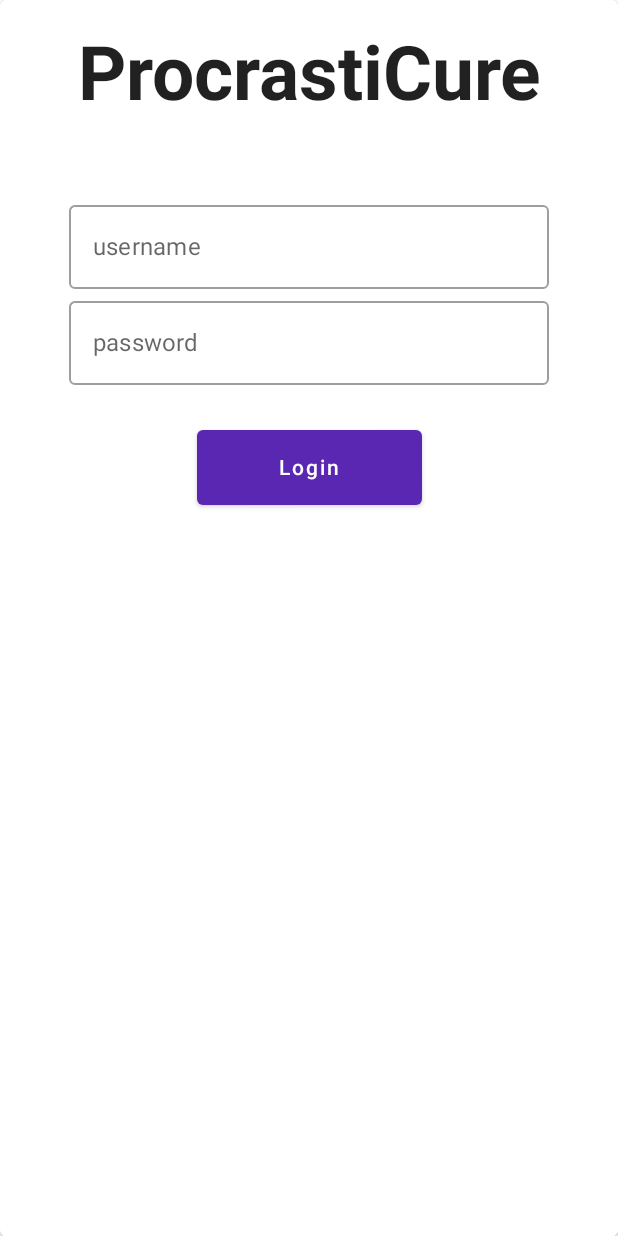
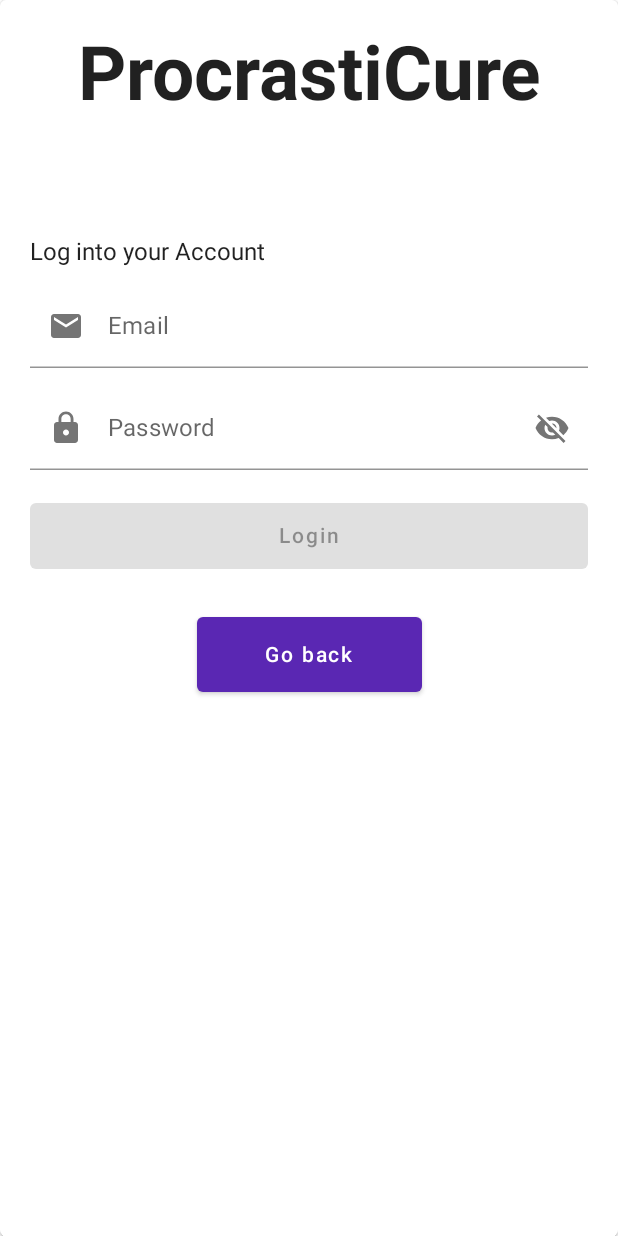
Before and after one commit to saraHoeferer/ProcrastiCure, an Android app built with Jetpack Compose: the screen it shows after launch (MainActivity), after a tap on "Login", on a phone screen of 412 x 824 dp. Run offline under Robolectric (Android 15) with nearby library versions, the light colour scheme and no system bars; our stand-ins replace Firebase (no records; nobody signed in at launch, a user with empty details on screens opened directly).

Commit message:
login fully functional

```diff
--- a/app/build.gradle
+++ b/app/build.gradle
@@ -99,6 +99,5 @@ dependencies {
     implementation 'org.jetbrains.kotlinx:kotlinx-coroutines-android:1.4.1'
     implementation 'org.jetbrains.kotlinx:kotlinx-coroutines-play-services:1.1.1'
 
-
-
+    implementation 'com.firebaseui:firebase-ui-auth:7.2.0'
 }
--- a/app/src/main/java/com/example/procrasticure/MainActivity.kt
+++ b/app/src/main/java/com/example/procrasticure/MainActivity.kt
@@ -4,25 +4,19 @@ package com.example.procrasticure
 import android.os.Bundle
 import androidx.activity.ComponentActivity
 import androidx.activity.compose.setContent
+import androidx.activity.viewModels
 import androidx.compose.foundation.background
 import androidx.compose.foundation.layout.Box
 import androidx.compose.foundation.layout.fillMaxSize
-import androidx.compose.foundation.layout.fillMaxWidth
 import androidx.compose.ui.Modifier
 import androidx.compose.ui.graphics.Color
 import com.example.procrasticure.navigation.Navigation
 import com.example.procrasticure.ui.theme.ProcrastiCureTheme
-import com.google.firebase.auth.FirebaseAuth
-import com.google.firebase.auth.ktx.auth
-import com.google.firebase.ktx.Firebase
-
-private lateinit var auth: FirebaseAuth;
+import com.example.procrasticure.viewModels.BigViewModel
 
 class MainActivity : ComponentActivity() {
+    private val sessionViewModel by viewModels<BigViewModel>()
     override fun onCreate(savedInstanceState: Bundle?) {
-
-        auth = Firebase.auth
-
         super.onCreate(savedInstanceState)
         setContent {
             ProcrastiCureTheme {
@@ -30,13 +24,7 @@ class MainActivity : ComponentActivity() {
                     .fillMaxSize()
                     .background(Color.White)
                 ) {
-                    /*val factoryTimer = TimerViewModelFactory()
-                    val timerViewModel: TimerViewModel = viewModel(factory = factoryTimer)*/
-
-                    val currentUser = auth.currentUser
-                    //updateUI(currentUser)
-
-                    Navigation()
+                    Navigation(sessionViewModel = sessionViewModel)
                 }
             }
         }
--- a/app/src/main/java/com/example/procrasticure/data/model/Goal.kt
+++ b/app/src/main/java/com/example/procrasticure/data/model/Goal.kt
@@ -4,5 +4,6 @@ data class Goal(
     val name: String,
     val description: String,
     val date: String,
-    val time: String
+    val time: String,
+    val userId: String,
 )
--- a/app/src/main/java/com/example/procrasticure/data/repository/UserRespository.kt
+++ b/app/src/main/java/com/example/procrasticure/data/repository/UserRespository.kt
@@ -1,6 +1,8 @@
 package com.example.procrasticure.data.repository
 
 import com.example.procrasticure.data.State
+import com.example.procrasticure.viewModels.BigViewModel
+import com.google.android.gms.auth.api.Auth
 import com.google.firebase.auth.AuthResult
 import com.google.firebase.auth.FirebaseAuth
 import kotlinx.coroutines.flow.Flow
@@ -9,5 +11,7 @@ import kotlinx.coroutines.flow.Flow
 interface UserRespository{
     val auth: FirebaseAuth
 
-    suspend fun signUpUser(email: String, password: String): Flow<State<AuthResult>>
+    suspend fun signUpUser(email: String, password: String, sessionViewModel: BigViewModel): Flow<State<AuthResult>>
+
+    suspend fun signInUser(email: String, password: String, sessionViewModel: BigViewModel): Flow<State<AuthResult>>
 }
--- a/app/src/main/java/com/example/procrasticure/navigation/Navigation.kt
+++ b/app/src/main/java/com/example/procrasticure/navigation/Navigation.kt
@@ -7,15 +7,15 @@ import androidx.navigation.compose.composable
 import androidx.navigation.compose.rememberNavController
 import androidx.navigation.navArgument
 import com.example.procrasticure.data.repository.UserRepositoryImpl
-import com.example.procrasticure.data.repository.UserRespository
 import com.example.procrasticure.screens.*
-import com.example.procrasticure.viewModels.LoginViewModel
+import com.example.procrasticure.viewModels.BigViewModel
+import com.example.procrasticure.viewModels.UserViewModel
 
 val goalList = listOf("1# Goal", "2# Goal", "3# Goal")
 @Composable
-fun Navigation(){
+fun Navigation(sessionViewModel: BigViewModel){
     val userRespository = UserRepositoryImpl()
-    val loginViewModel = LoginViewModel(userRespository)
+    val userViewModel = UserViewModel(userRespository)
     val navController = rememberNavController()
     NavHost(navController = navController, startDestination = Screen.Login.route){
         composable(route = Screen.MainScreen.route){
@@ -31,7 +31,7 @@ fun Navigation(){
         }
 
         composable(route = Screen.AddGoalScreen.route){
-            AddGoalScreen(navController = navController)
+            AddGoalScreen(navController = navController, sessionViewModel = sessionViewModel)
         }
 
         composable(route = Screen.AddSubGoalScreen.route){
@@ -47,7 +47,16 @@ fun Navigation(){
         }
 
         composable(route = Screen.Login.route){
-            Login(navController = navController, viewModel = loginViewModel)
+            println(sessionViewModel.currentUserId)
+            if (!sessionViewModel.isLoggedIn) {
+                Login(
+                    navController = navController,
+                    userViewModel = userViewModel,
+                    sessionViewModel = sessionViewModel
+                )
+            } else {
+                HomeScreen(movieList = goalList, navController = navController)
+            }
         }
 
         composable(
--- a/app/src/main/java/com/example/procrasticure/screens/AddGoalScreen.kt
+++ b/app/src/main/java/com/example/procrasticure/screens/AddGoalScreen.kt
@@ -19,6 +19,7 @@ import androidx.lifecycle.viewmodel.compose.viewModel
 import androidx.navigation.NavController
 import com.example.procrasticure.data.model.Goal
 import com.example.procrasticure.viewModels.AddGoalViewModel
+import com.example.procrasticure.viewModels.BigViewModel
 import com.example.procrasticure.widgets.DatePickerWidget
 import com.example.procrasticure.widgets.TimePickerWidget
 
@@ -27,7 +28,7 @@ import com.google.firebase.database.ktx.database
 import com.google.firebase.ktx.Firebase
 
 @Composable
-fun AddGoalScreen(navController: NavController) {
+fun AddGoalScreen(navController: NavController, sessionViewModel: BigViewModel) {
     val context = LocalContext.current
     val database = Firebase.database
     val myRef = database.getReference("Goals")
@@ -73,7 +74,8 @@ fun AddGoalScreen(navController: NavController) {
             Spacer(modifier = Modifier.padding(10.dp))
             Button(onClick = {
                 if(name.isNotEmpty()){
-                    val goal = Goal(name, description, date, time)
+                    val goal =
+                        sessionViewModel.currentUserId?.let { Goal(name, description, date, time, it.uid) }
                     myRef.child(name).setValue(goal)
                         .addOnSuccessListener {
 
--- a/app/src/main/java/com/example/procrasticure/screens/LoginScreen.kt
+++ b/app/src/main/java/com/example/procrasticure/screens/LoginScreen.kt
@@ -5,11 +5,8 @@ import androidx.compose.foundation.Image
 import androidx.compose.foundation.background
 import androidx.compose.foundation.layout.*
 import androidx.compose.material.*
-import androidx.compose.material.R
 import androidx.compose.material.icons.Icons
 import androidx.compose.material.icons.filled.Edit
-import androidx.compose.material.icons.filled.Email
-import androidx.compose.material.icons.filled.Lock
 import androidx.compose.runtime.*
 import androidx.compose.runtime.saveable.rememberSaveable
 import androidx.compose.ui.Alignment
@@ -18,37 +15,35 @@ import androidx.compose.ui.focus.FocusManager
 import androidx.compose.ui.graphics.Color
 import androidx.compose.ui.platform.LocalFocusManager
 import androidx.compose.ui.res.painterResource
-import androidx.compose.ui.res.stringResource
 import androidx.compose.ui.text.font.FontWeight
 import androidx.compose.ui.text.input.ImeAction
-import androidx.compose.ui.text.input.KeyboardType
 import androidx.compose.ui.unit.dp
 import androidx.compose.ui.unit.sp
 import androidx.navigation.NavController
-import com.example.procrasticure.viewModels.LoginViewModel
-import com.example.procrasticure.widgets.InputFieldWithErrorLabel
+import com.example.procrasticure.R
+import com.example.procrasticure.viewModels.BigViewModel
+import com.example.procrasticure.viewModels.UserViewModel
+import com.example.procrasticure.widgets.InputFieldWithErrorLabelEmail
+import com.example.procrasticure.widgets.InputFieldWithErrorLabelPassword
 import com.example.procrasticure.widgets.InputState
-import kotlinx.coroutines.CoroutineScope
-import kotlinx.coroutines.coroutineScope
 import kotlinx.coroutines.launch
-import org.checkerframework.checker.units.qual.UnitsMultiple
-import org.intellij.lang.annotations.JdkConstants.HorizontalAlignment
 
 
 @Composable
-fun Login(navController: NavController, viewModel: LoginViewModel){
+fun Login(navController: NavController, userViewModel: UserViewModel, sessionViewModel: BigViewModel){
 
     Column() {
-        LoginDetails(navController, viewModel)
+        LoginDetails(navController, userViewModel, sessionViewModel)
     }
 
 }
 
 
 @Composable
-fun LoginDetails(navController: NavController, viewModel: LoginViewModel){
+fun LoginDetails(navController: NavController, userViewModel: UserViewModel, sessionViewModel: BigViewModel
+){
 
-    val uiState by viewModel.uiState.collectAsState()
+    val uiState by userViewModel.uiState.collectAsState()
 
     val localFocusManager = LocalFocusManager.current
 
@@ -93,14 +88,36 @@ fun LoginDetails(navController: NavController, viewModel: LoginViewModel){
                 .fillMaxHeight()
                 .padding(20.dp), horizontalAlignment = Alignment.CenterHorizontally
         ) {
+
             Text(text = "ProcrastiCure", fontSize = 50.sp, fontWeight = FontWeight.Bold)
 
             Spacer(modifier = Modifier.size(50.dp))
 
             AnimatedVisibility(visible = login) {
-                Column() {
-                    LoginName = SimpleTextFieldLogin("username", modifier = Modifier)
-                    LoginPW = SimpleTextFieldLogin("password", modifier = Modifier)
+                Column {
+                    CreateAccountSection(
+                        modifier = Modifier
+                            .fillMaxWidth(),
+                        text="Log into your Account",
+                        textButton = "Login",
+                        focusManager = localFocusManager,
+                        email = LoginName,
+                        onEmailChange = {
+                            LoginName = it
+                            userViewModel.resetUiState()
+                        },
+                        password = LoginPW,
+                        onPasswordChange = {
+                            LoginPW = it
+                            userViewModel.resetUiState()
+                        } ,
+                        error = uiState.error
+                    ) {
+                        localFocusManager.clearFocus()
+                        coroutineScope.launch { userViewModel.signIn(LoginName, LoginPW,sessionViewModel) }
+                    }
+                    /*LoginName = SimpleTextFieldLogin("username", modifier = Modifier)
+                    LoginPW = SimpleTextFieldLogin("password", modifier = Modifier)*/
                 }
             }
 
@@ -113,6 +130,7 @@ fun LoginDetails(navController: NavController, viewModel: LoginViewModel){
                 Button(onClick = {
 
                     if (LoginName.isNotEmpty() && LoginPW.isNotEmpty()){
+                        coroutineScope.launch { userViewModel.signIn(LoginName, LoginPW, sessionViewModel) }
                         navController.navigate(Screen.MainScreen.route)
                     }else{
                         login = !login
@@ -121,7 +139,11 @@ fun LoginDetails(navController: NavController, viewModel: LoginViewModel){
 
                     , modifier = Modifier.size(150.dp, 50.dp)
                     , colors = ButtonDefaults.buttonColors(backgroundColor = Color(0xFF5A27B3))) {
-                    Text(text = "Login", color = Color.White)
+                    if (login) {
+                        Text(text = "Go back", color = Color.White)
+                    } else {
+                        Text(text = "Login", color = Color.White)
+                    }
                 }
             }
 
@@ -133,28 +155,28 @@ fun LoginDetails(navController: NavController, viewModel: LoginViewModel){
             }
 
             AnimatedVisibility(visible = signup) {
-                Column() {
-                    /*CreateAccountSection(
+                Column {
+                    CreateAccountSection(
                         modifier = Modifier
                             .fillMaxWidth(),
+                        text = "Create a new Account",
+                        textButton = "Sign Up",
                         focusManager = localFocusManager,
                         email = SignUpName,
                         onEmailChange = {
                             SignUpName = it
-                            viewModel.resetUiState()
+                            userViewModel.resetUiState()
                         },
                         password = SignUpPW ,
                         onPasswordChange = {
                             SignUpPW = it
-                            viewModel.resetUiState()
+                            userViewModel.resetUiState()
                         } ,
                         error = uiState.error
                     ) {
                         localFocusManager.clearFocus()
-                        coroutineScope.launch { viewModel.signUp(SignUpName, SignUpPW) }
-                    }*/
-                    SignUpName = SimpleTextFieldLogin("username", modifier = Modifier)
-                    SignUpPW = SimpleTextFieldLogin("password", modifier = Modifier)
+                        coroutineScope.launch { userViewModel.signUp(SignUpName, SignUpPW,sessionViewModel) }
+                    }
                 }
             }
 
@@ -164,44 +186,25 @@ fun LoginDetails(navController: NavController, viewModel: LoginViewModel){
             }
 
             AnimatedVisibility(visible = !login) {
-
-                Button(onClick = {
-
-                    if (SignUpName.isNotEmpty() && SignUpPW.isNotEmpty()){
-                        coroutineScope.launch { viewModel.signUp(SignUpName, SignUpPW) }
-                        navController.navigate(Screen.MainScreen.route)
-                    }else{
-                        signup = !signup
-                    }
-
-                                 }
-                    , modifier = Modifier.size(150.dp, 50.dp)
-                    , colors = ButtonDefaults.buttonColors(backgroundColor = Color(0xFF5A27B3))) {
-                    Text(text = "Sign up", color = Color.White)
+                    Button(onClick = {signup = !signup},
+                        modifier = Modifier.size(150.dp, 50.dp),
+                        colors = ButtonDefaults.buttonColors(backgroundColor = Color(0xFF5A27B3))) {
+                        if (signup) {
+                            Text(text = "Go back", color = Color.White)
+                        } else {
+                            Text(text = "Sign up", color = Color.White)
+                        }
                 }
             }
         }
     }
 }
 
-
-@Composable
-fun SimpleTextFieldLogin(label: String, modifier: Modifier): String {
-    var text by remember { mutableStateOf("") }
-
-    OutlinedTextField(
-        value = text,
-        onValueChange = { text = it },
-        label = { Text(label) },
-        modifier = modifier.width(320.dp)
-    )
-
-    return text
-}
-
 @Composable
 fun CreateAccountSection(
     modifier: Modifier,
+    text: String,
+    textButton: String,
     focusManager: FocusManager,
     horizontalAlignment: Alignment.Horizontal = Alignment.CenterHorizontally,
     email: String,
@@ -229,9 +232,9 @@ fun CreateAccountSection(
            modifier = Modifier
                .fillMaxWidth()
                .padding(top = 30.dp, bottom = 12.dp),
-           text = "Create a new Account"
+           text = text
        )
-        InputFieldWithErrorLabel(
+        InputFieldWithErrorLabelEmail(
             modifier = Modifier.fillMaxWidth(),
             input = email,
             onInputChange = {
@@ -247,12 +250,9 @@ fun CreateAccountSection(
                     }
             } ,
             inputState = emailValidityState,
-            keyboardType = KeyboardType.Email,
             imeAction = ImeAction.Done ,
-            leadingIcon = Icons.Filled.Email,
-            label = "Email"
         )
-        InputFieldWithErrorLabel(
+        InputFieldWithErrorLabelPassword(
             modifier = Modifier
                 .fillMaxWidth()
                 .padding(top = 12.dp),
@@ -267,10 +267,7 @@ fun CreateAccountSection(
                                    if (password.isNotEmpty()) InputState.VALID else InputState.INVALID
             },
             inputState = passwordValidityState,
-            keyboardType = KeyboardType.Password,
             imeAction = ImeAction.Done,
-            leadingIcon = Icons.Filled.Lock,
-            label = "Password"
         )
 
         Button(
@@ -281,7 +278,7 @@ fun CreateAccountSection(
             enabled = isButtonEnabled
         ) {
             Text(modifier = Modifier.padding(6.dp),
-                text = "Sign Up")
+                text = textButton)
         }
 
         if (!error.isNullOrEmpty()) Row(
--- /dev/null
+++ b/app/src/main/java/com/example/procrasticure/viewModels/BigViewModel.kt
@@ -0,0 +1,20 @@
+package com.example.procrasticure.viewModels
+
+import androidx.compose.runtime.getValue
+import androidx.compose.runtime.mutableStateOf
+import androidx.compose.runtime.setValue
+import androidx.lifecycle.ViewModel
+import com.google.firebase.auth.FirebaseUser
+
+class BigViewModel: ViewModel() {
+    var currentUserId: FirebaseUser? = null
+    var isLoggedIn by mutableStateOf(false)
+
+    suspend fun signIn(){
+        isLoggedIn = true
+    }
+
+    suspend fun singOut(){
+        isLoggedIn = false
+    }
+}
--- a/app/src/main/java/com/example/procrasticure/widgets/InputFieldWithErrorLabel.kt
+++ b/app/src/main/java/com/example/procrasticure/widgets/InputFieldWithErrorLabel.kt
@@ -1,44 +1,42 @@
 package com.example.procrasticure.widgets
 
-import androidx.compose.foundation.background
 import androidx.compose.foundation.clickable
-import androidx.compose.foundation.layout.fillMaxWidth
+import androidx.compose.foundation.layout.Row
 import androidx.compose.foundation.layout.padding
-import androidx.compose.foundation.layout.size
 import androidx.compose.foundation.text.KeyboardActions
 import androidx.compose.foundation.text.KeyboardOptions
 import androidx.compose.material.*
 import androidx.compose.material.icons.Icons
 import androidx.compose.material.icons.filled.Clear
-import androidx.compose.material.icons.filled.Edit
-import androidx.compose.runtime.Composable
+import androidx.compose.material.icons.filled.Email
+import androidx.compose.material.icons.filled.Lock
+import androidx.compose.runtime.*
 import androidx.compose.ui.Modifier
 import androidx.compose.ui.focus.FocusManager
 import androidx.compose.ui.focus.FocusState
 import androidx.compose.ui.focus.onFocusChanged
 import androidx.compose.ui.graphics.Color
-import androidx.compose.ui.graphics.vector.ImageVector
-import androidx.compose.ui.res.stringResource
+import androidx.compose.ui.res.painterResource
 import androidx.compose.ui.text.input.ImeAction
 import androidx.compose.ui.text.input.KeyboardType
 import androidx.compose.ui.text.input.PasswordVisualTransformation
 import androidx.compose.ui.text.input.VisualTransformation
 import androidx.compose.ui.unit.dp
-import androidx.compose.ui.unit.sp
+import com.example.procrasticure.R
+
+enum class InputState{
+    INITIAL, VALID, INVALID
+}
 
 @Composable
-fun InputFieldWithErrorLabel(
+fun InputFieldWithErrorLabelEmail(
     modifier: Modifier,
     input: String,
     onInputChange: (String) -> Unit,
     focusManager: FocusManager,
     onUnfocusedState: (FocusState) -> Unit,
     inputState: InputState,
-    label: String,
-    keyboardType: KeyboardType,
     imeAction: ImeAction,
-    leadingIcon: ImageVector,
-    visualTransformation: VisualTransformation = VisualTransformation.None
 ) {
     TextField(
         modifier = modifier.onFocusChanged {
@@ -52,54 +50,114 @@ fun InputFieldWithErrorLabel(
             InputState.INITIAL, InputState.VALID -> false
             InputState.INVALID -> true
         },
-        label = { Text(label) },
+        label = { Text("Email") },
         singleLine = true,
         keyboardOptions = KeyboardOptions(
-            keyboardType = keyboardType,
+            keyboardType = KeyboardType.Email,
             imeAction = imeAction
         ),
         keyboardActions = KeyboardActions(
             onDone = {focusManager.clearFocus()}
         ),
-        visualTransformation = visualTransformation,
+        visualTransformation = VisualTransformation.None,
         colors = TextFieldDefaults.textFieldColors(backgroundColor = Color.White),
         leadingIcon = {
             Icon(
-                imageVector = leadingIcon,
-                contentDescription = "some content"
+                imageVector = Icons.Default.Email,
+                contentDescription = "Email icon"
             )
         },
         trailingIcon = {
-            if (inputState == InputState.INVALID){
-                Icon(
-                    modifier = Modifier.size(20.dp),
-                    imageVector = Icons.Default.Edit,
-                    contentDescription = "some Icon",
-                    tint = MaterialTheme.colors.error
-                )
-            }
             if(inputState == InputState.INITIAL && input.isNotEmpty()) Icon(
                modifier = Modifier
                    .clickable {
                        onInputChange("")
-                   }
-                   .size(20.dp),
+                   },
                 imageVector = Icons.Default.Clear,
-                contentDescription = "Some Icon"
+                contentDescription = "Reset Icon"
             )
         }
     )
-    if (inputState == InputState.INVALID) Text(
-        modifier = Modifier
-            .fillMaxWidth()
-            .background(Color.White)
-            .padding(start = 12.dp, top = 4.dp, bottom = 6.dp, end = 6.dp),
-        text = "error",
-        fontSize = 12.sp,
-        color = MaterialTheme.colors.error
+}
+
+@Composable
+fun InputFieldWithErrorLabelPassword(
+    modifier: Modifier,
+    input: String,
+    onInputChange: (String) -> Unit,
+    focusManager: FocusManager,
+    onUnfocusedState: (FocusState) -> Unit,
+    inputState: InputState,
+    imeAction: ImeAction
+) {
+    var showPassword by remember { mutableStateOf(value = false) }
+    TextField(
+        modifier = modifier.onFocusChanged {
+            if (!it.hasFocus && input.isNotEmpty()) onUnfocusedState(it)
+        },
+        value = input,
+        onValueChange = {
+            onInputChange(it)
+        },
+        isError = when(inputState){
+            InputState.INITIAL, InputState.VALID -> false
+            InputState.INVALID -> true
+        },
+        label = { Text("Password") },
+        singleLine = true,
+        keyboardOptions = KeyboardOptions(
+            keyboardType = KeyboardType.Password,
+            imeAction = imeAction
+        ),
+        keyboardActions = KeyboardActions(
+            onDone = {focusManager.clearFocus()}
+        ),
+        visualTransformation = if (showPassword) {
+
+            VisualTransformation.None
+
+        } else {
+
+            PasswordVisualTransformation()
+
+        },
+        colors = TextFieldDefaults.textFieldColors(backgroundColor = Color.White),
+        leadingIcon = {
+            Icon(
+                imageVector = Icons.Default.Lock,
+                contentDescription = "Password Icon"
+            )
+        },
+        trailingIcon = {
+            Row() {
+                if(inputState == InputState.INITIAL && input.isNotEmpty()) Icon(
+                modifier = Modifier
+                    .clickable {
+                        onInputChange("")
+                    }
+                    .padding(top = 13.dp),
+                imageVector = Icons.Default.Clear,
+                contentDescription = "Reset Icon"
+            )
+                if (showPassword) {
+                    IconButton(onClick = { showPassword = false}) {
+                        Icon(
+                            painter = painterResource(R.drawable.baseline_visibility_24),
+                            contentDescription = "hide_password"
+                        )
+                    }
+                } else {
+                    IconButton(
+                        onClick = { showPassword = true }) {
+                        Icon(
+                            painter = painterResource(R.drawable.baseline_visibility_off_24),
+                            contentDescription = "hide_password"
+                        )
+                    }
+                }
+
+            }
+
+        }
     )
 }
-
-enum class InputState{
-    INITIAL, VALID, INVALID
-}
--- /dev/null
+++ b/app/src/main/res/drawable/baseline_visibility_24.xml
@@ -0,0 +1,5 @@
+<vector android:height="24dp" android:tint="#000000"
+    android:viewportHeight="24" android:viewportWidth="24"
+    android:width="24dp" xmlns:android="http://schemas.android.com/apk/res/android">
+    <path android:fillColor="@android:color/white" android:pathData="M12,4.5C7,4.5 2.73,7.61 1,12c1.73,4.39 6,7.5 11,7.5s9.27,-3.11 11,-7.5c-1.73,-4.39 -6,-7.5 -11,-7.5zM12,17c-2.76,0 -5,-2.24 -5,-5s2.24,-5 5,-5 5,2.24 5,5 -2.24,5 -5,5zM12,9c-1.66,0 -3,1.34 -3,3s1.34,3 3,3 3,-1.34 3,-3 -1.34,-3 -3,-3z"/>
+</vector>
--- /dev/null
+++ b/app/src/main/res/drawable/baseline_visibility_off_24.xml
@@ -0,0 +1,5 @@
+<vector android:height="24dp" android:tint="#000000"
+    android:viewportHeight="24" android:viewportWidth="24"
+    android:width="24dp" xmlns:android="http://schemas.android.com/apk/res/android">
+    <path android:fillColor="@android:color/white" android:pathData="M12,7c2.76,0 5,2.24 5,5 0,0.65 -0.13,1.26 -0.36,1.83l2.92,2.92c1.51,-1.26 2.7,-2.89 3.43,-4.75 -1.73,-4.39 -6,-7.5 -11,-7.5 -1.4,0 -2.74,0.25 -3.98,0.7l2.16,2.16C10.74,7.13 11.35,7 12,7zM2,4.27l2.28,2.28 0.46,0.46C3.08,8.3 1.78,10.02 1,12c1.73,4.39 6,7.5 11,7.5 1.55,0 3.03,-0.3 4.38,-0.84l0.42,0.42L19.73,22 21,20.73 3.27,3 2,4.27zM7.53,9.8l1.55,1.55c-0.05,0.21 -0.08,0.43 -0.08,0.65 0,1.66 1.34,3 3,3 0.22,0 0.44,-0.03 0.65,-0.08l1.55,1.55c-0.67,0.33 -1.41,0.53 -2.2,0.53 -2.76,0 -5,-2.24 -5,-5 0,-0.79 0.2,-1.53 0.53,-2.2zM11.84,9.02l3.15,3.15 0.02,-0.16c0,-1.66 -1.34,-3 -3,-3l-0.17,0.01z"/>
+</vector>
```
Also changed, not shown: app/src/main/java/com/example/procrasticure/data/repository/UserRepositoryImpl.kt (+15 -1 lines), app/src/main/java/com/example/procrasticure/viewModels/UserViewModel.kt (renamed from app/src/main/java/com/example/procrasticure/viewModels/LoginViewModel.kt, +11 -3 lines), app/src/main/res/drawable/loginimage.jpg (added).
